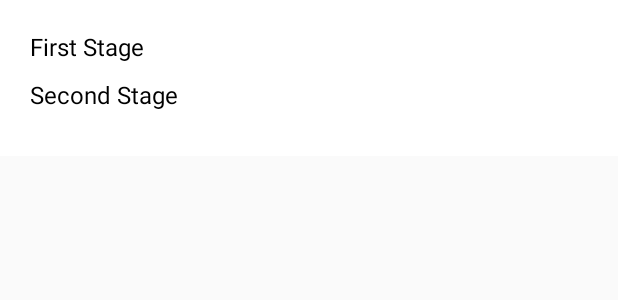
After one commit to HongSonMTA/AIQuran, an Android app: the layout popup_memorization.xml on its own in the app's theme, with its tools: preview values and no code run, on a phone screen of 412 x 824 dp. The commit adds this screen. Shown: the top 300 px of the screen. Run offline under Robolectric (Android 15) with nearby library versions, the phone set to English and light mode, and no system bars.

Commit message:
create popup memorization

```diff
--- a/AIQuran/app/src/main/java/com/example/aiquran/aiquran/activities/PagingActivity.java
+++ b/AIQuran/app/src/main/java/com/example/aiquran/aiquran/activities/PagingActivity.java
@@ -54,7 +54,7 @@ public class PagingActivity extends AppCompatActivity {
                 break;
             }
             case R.id.settings: {
-                Intent intent = new Intent(this,SettingActivity.class);
+                Intent intent = new Intent(this, SettingActivity.class);
                 startActivity(intent);
                 break;
             }
@@ -73,7 +73,7 @@ public class PagingActivity extends AppCompatActivity {
                 break;
             }
             case R.id.translation: {
-                Intent intent = new Intent(this,SettingTafsirTranslationActivity.class);
+                Intent intent = new Intent(this, SettingTafsirTranslationActivity.class);
                 startActivity(intent);
                 break;
             }
@@ -83,6 +83,7 @@ public class PagingActivity extends AppCompatActivity {
                 break;
             }
             case R.id.memorization: {
+                dialogMemorization();
                 break;
             }
         }
@@ -158,4 +159,17 @@ public class PagingActivity extends AppCompatActivity {
         AlertDialog alertDialog = builder.create();
         alertDialog.show();
     }
+
+    private void dialogMemorization() {
+        AlertDialog.Builder builder = new AlertDialog.Builder(this);
+        builder.setTitle("Choose Memorization Method");
+        final View mView = getLayoutInflater().inflate(R.layout.popup_memorization, null);
+
+        TextView firstStage = mView.findViewById(R.id.txt_FirstStage);
+        TextView secondStage = mView.findViewById(R.id.txt_SecondStage);
+        builder.setView(mView);
+
+        AlertDialog alertDialog = builder.create();
+        alertDialog.show();
+    }
 }
--- /dev/null
+++ b/AIQuran/app/src/main/res/layout/popup_memorization.xml
@@ -0,0 +1,27 @@
+<?xml version="1.0" encoding="utf-8"?>
+<LinearLayout xmlns:android="http://schemas.android.com/apk/res/android"
+    android:layout_width="match_parent"
+    android:layout_height="wrap_content"
+    android:background="@color/colorWhite"
+    android:gravity="center_vertical"
+    android:orientation="vertical"
+    android:padding="20dp">
+
+    <TextView
+        android:id="@+id/txt_FirstStage"
+        android:layout_width="match_parent"
+        android:layout_height="wrap_content"
+        android:paddingBottom="10dp"
+        android:text="First Stage"
+        android:textColor="@color/colorBlack"
+        android:textSize="16dp" />
+
+    <TextView
+        android:id="@+id/txt_SecondStage"
+        android:layout_width="match_parent"
+        android:layout_height="wrap_content"
+        android:paddingBottom="10dp"
+        android:text="Second Stage"
+        android:textColor="@color/colorBlack"
+        android:textSize="16dp" />
+</LinearLayout>
```
